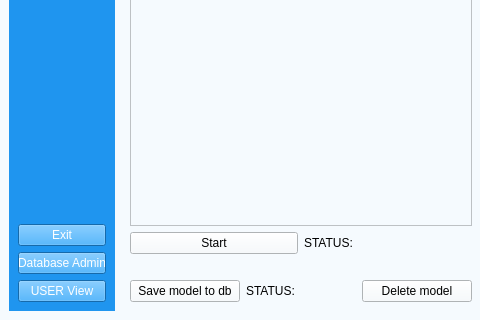
Qt form UI/aUI_projekt_GAN.ui (matimusial/ADHDPredictorApp) before a commit; both pictures show x 0 to 480 and y 440 to 760 of the 1280 by 760 pixel window.
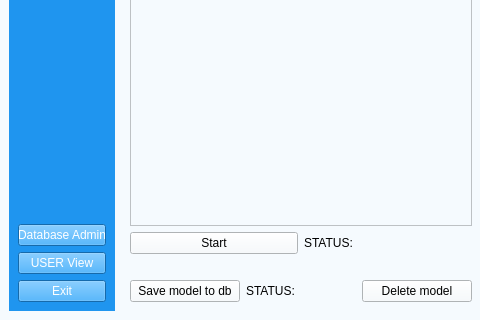
The same form after that commit. Icons and pictures are not drawn.

Commit message: exit button

Patch:
```diff
--- a/UI/aUI_projekt_GAN.ui
+++ b/UI/aUI_projekt_GAN.ui
@@ -110,13 +110,6 @@
          </property>
         </spacer>
        </item>
-       <item>
-        <widget class="QPushButton" name="exitButton_2">
-         <property name="text">
-          <string>Exit</string>
-         </property>
-        </widget>
-       </item>
        <item>
         <widget class="QPushButton" name="dbButton">
          <property name="text">
@@ -137,6 +130,13 @@
          </property>
         </widget>
        </item>
+       <item>
+        <widget class="QPushButton" name="exitButton_2">
+         <property name="text">
+          <string>Exit</string>
+         </property>
+        </widget>
+       </item>
       </layout>
      </widget>
     </item>
```
The commit also changes 5 other files.
